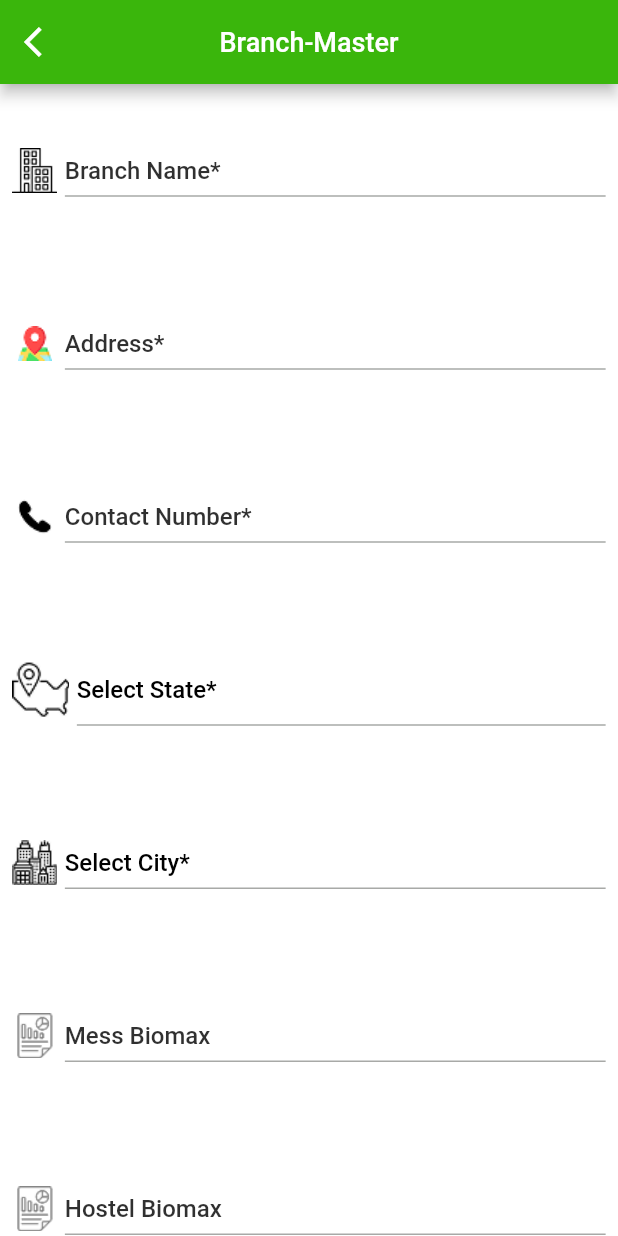
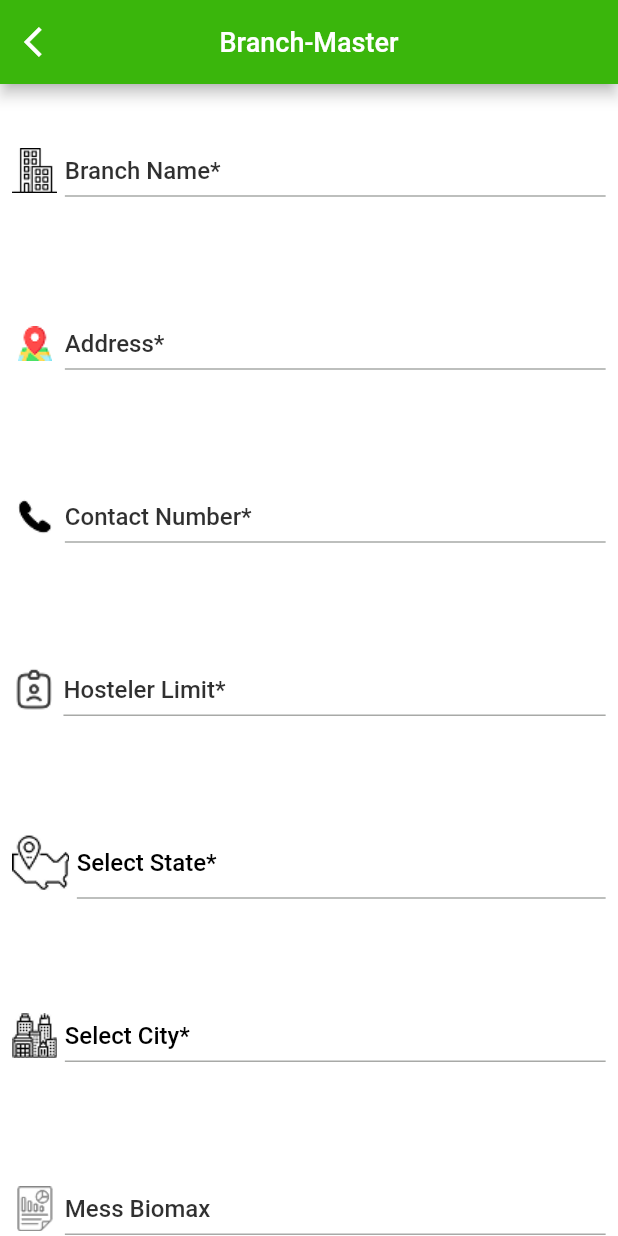
Before and after one commit to praveenyadav28/admin_dormsync, a Flutter app: the BranchListScreen screen opened directly with empty values, after a tap on "Create", on a phone screen of 412 x 824 dp. Run offline on Flutter 3.47's test engine with Material 3 defaults, Android fonts, the phone set to English and light mode, and no system bars; drawn by our look-alikes of searchfield; our stand-ins replace google_fonts, shared_preferences; accounts and stored records are empty; network calls fail.

Commit message:
last update

```diff
--- a/lib/branch/branch_list.dart
+++ b/lib/branch/branch_list.dart
@@ -105,7 +105,10 @@ class _BranchListScreenState extends State<BranchListScreen> {
           InkWell(
             onTap: () async {
               var updatedData = await pushTo(
-                CreateBranch(licenceNo: widget.licenceNo),
+                CreateBranch(
+                  licenceNo: widget.licenceNo,
+                  isMain: branchList.isEmpty,
+                ),
               );
               if (updatedData == "New Data") {
                 getBranches().then((value) {
@@ -265,7 +268,7 @@ class _BranchListScreenState extends State<BranchListScreen> {
                     tableHeader('Contact No'),
                     tableHeader('Address'),
                     tableHeader('City'),
-                    tableHeader('State'),
+                    tableHeader('Type'),
                     tableHeader('Username'),
                     tableHeader('Password'),
                     tableHeader('Action'),
@@ -281,7 +284,7 @@ class _BranchListScreenState extends State<BranchListScreen> {
                       tableBody(item.contactNo ?? ''),
                       tableBody(item.bAddress ?? ''),
                       tableBody(item.bCity ?? ''),
-                      tableBody(item.bState ?? ''),
+                      tableBody(item.other4 ?? ''),
                       tableBody(item.user![0].username ?? ''),
                       tableBody(item.user![0].password ?? ''),
                       TableCell(
@@ -301,6 +304,7 @@ class _BranchListScreenState extends State<BranchListScreen> {
                                     CreateBranch(
                                       licenceNo: widget.licenceNo,
                                       branchData: item,
+                                      isMain: false,
                                     ),
                                   );
                                   if (updatedData == "New Data") {
@@ -310,6 +314,7 @@ class _BranchListScreenState extends State<BranchListScreen> {
                                   }
                                 },
                               ),
+                              if (item.other3 == "0")
                                 IconButton(
                                   icon: Icon(
                                     size: 20,
--- a/lib/branch/branch_master.dart
+++ b/lib/branch/branch_master.dart
@@ -10,12 +10,19 @@ import 'package:admin_dormsync/utils/snackbar.dart';
 import 'package:admin_dormsync/utils/state_cities.dart';
 import 'package:admin_dormsync/utils/textfield.dart';
 import 'package:flutter/material.dart';
+import 'package:intl/intl.dart';
 import 'package:searchfield/searchfield.dart';
 
 class CreateBranch extends StatefulWidget {
-  CreateBranch({super.key, required this.licenceNo, this.branchData});
+  CreateBranch({
+    super.key,
+    required this.licenceNo,
+    required this.isMain,
+    this.branchData,
+  });
   String? licenceNo;
   BranchList? branchData;
+  bool isMain;
   @override
   State<CreateBranch> createState() => _CreateBranchState();
 }
@@ -26,6 +33,7 @@ class _CreateBranchState extends State<CreateBranch> {
   TextEditingController stateController = TextEditingController();
   TextEditingController cityController = TextEditingController();
   TextEditingController contactNoController = TextEditingController();
+  TextEditingController hostlerLimitController = TextEditingController();
   TextEditingController messBiomaxController = TextEditingController();
   TextEditingController hostelBiomaxController = TextEditingController();
   TextEditingController userNameController = TextEditingController();
@@ -43,10 +51,12 @@ class _CreateBranchState extends State<CreateBranch> {
       branchNameController.text = widget.branchData!.branchName ?? "";
       branchAddressController.text = widget.branchData!.bAddress ?? "";
       contactNoController.text = widget.branchData!.contactNo ?? "";
+      hostlerLimitController.text = widget.branchData!.other5 ?? "";
       messBiomaxController.text = widget.branchData!.other1 ?? "";
       hostelBiomaxController.text = widget.branchData!.other2 ?? "";
       stateController.text = widget.branchData!.bState ?? "";
       cityController.text = widget.branchData!.bCity ?? "";
+      selectedOption = widget.branchData!.other4 ?? "Hostel";
       userNameController.text = widget.branchData!.user![0].username ?? "";
       passwordController.text = widget.branchData!.user![0].password ?? "";
 
@@ -70,6 +80,10 @@ class _CreateBranchState extends State<CreateBranch> {
     }
     super.initState();
   }
+
+  String? selectedOption;
+
+  final List<String> options = ["PG", "Hostel"];
 
   String _previousTextFrom = '';
   String _previousTextTo = '';
@@ -119,6 +133,11 @@ class _CreateBranchState extends State<CreateBranch> {
                   controller: contactNoController,
                   image: Images.contactNo,
                   hintText: "Contact Number*",
+                ),
+                CommonTextField(
+                  controller: hostlerLimitController,
+                  image: Images.studentId,
+                  hintText: "Hosteler Limit*",
                 ),
 
                 Row(
@@ -231,15 +250,57 @@ class _CreateBranchState extends State<CreateBranch> {
                   image: Images.lock,
                   hintText: "Password*",
                 ),
-
                 if (widget.branchData == null)
+                  Center(
+                    child: Row(
+                      children: [
+                        Image.asset(Images.department, height: 30),
+                        SizedBox(width: 5),
+                        Expanded(
+                          child: DropdownButtonFormField<String>(
+                            value: selectedOption,
+                            style: TextStyle(
+                              color: AppColor.black,
+                              fontWeight: FontWeight.w500,
+                            ),
+                            decoration: InputDecoration(
+                              isDense: true,
+                              border: UnderlineInputBorder(),
+                              hintText: "Select PG or Hostel",
+                              hintStyle: TextStyle(
+                                color: AppColor.black.withValues(alpha: .81),
+                                fontWeight: FontWeight.w500,
+                              ),
+                              contentPadding: EdgeInsets.symmetric(
+                                horizontal: 12,
+                                vertical: 8,
+                              ),
+                            ),
+                            items:
+                                options.map((String item) {
+                                  return DropdownMenuItem<String>(
+                                    value: item,
+                                    child: Text(item),
+                                  );
+                                }).toList(),
+                            onChanged: (String? value) {
+                              setState(() {
+                                selectedOption = value;
+                              });
+                            },
+                          ),
+                        ),
+                      ],
+                    ),
+                  ),
+                Container(),
+                if (widget.branchData == null && selectedOption == "Hostel")
                   CommonTextField(
                     onPressIcon: () async {
                       selectDate(context, fromDateController).then((onValue) {
                         setState(() {});
                       });
                     },
-
                     controller: fromDateController,
                     image: Images.year,
                     hintText: 'Session Start Date*',
@@ -253,14 +314,13 @@ class _CreateBranchState extends State<CreateBranch> {
                       );
                     },
                   ),
-                if (widget.branchData == null)
+                if (widget.branchData == null && selectedOption == "Hostel")
                   CommonTextField(
                     onPressIcon: () async {
                       selectDate(context, toDateController).then((onValue) {
                         setState(() {});
                       });
                     },
-
                     controller: toDateController,
                     image: Images.year,
                     hintText: 'Session End Date*',
@@ -349,6 +409,9 @@ class _CreateBranchState extends State<CreateBranch> {
       'password': passwordController.text.trim().toString(),
       'other1': messBiomaxController.text.trim().toString(),
       'other2': hostelBiomaxController.text.trim().toString(),
+      'other3': widget.isMain ? "1" : "0",
+      'other4': selectedOption ?? "Hostel",
+      'other5': hostlerLimitController.text.trim().toString(),
     });
 
     if (response["status"] == true) {
@@ -373,6 +436,9 @@ class _CreateBranchState extends State<CreateBranch> {
           'password': passwordController.text.trim(),
           'other1': messBiomaxController.text.trim().toString(),
           'other2': hostelBiomaxController.text.trim().toString(),
+          'other3': widget.branchData?.other3 ?? "1",
+          'other4': widget.branchData?.other4 ?? "PG",
+          'other5': hostlerLimitController.text.trim().toString(),
           '_method': "PUT",
         });
 
@@ -389,8 +455,16 @@ class _CreateBranchState extends State<CreateBranch> {
     var response = await ApiService.postData('session', {
       'licence_no': widget.licenceNo,
       'branch_id': branchId,
-      'session_start_date': fromDateController.text,
-      'session_end_date': toDateController.text,
+      'session_start_date':
+          selectedOption == "Hostel"
+              ? fromDateController.text
+              : DateFormat('dd/MM/yyyy').format(DateTime.now()),
+      'session_end_date':
+          selectedOption == "Hostel"
+              ? toDateController.text
+              : DateFormat(
+                'dd/MM/yyyy',
+              ).format(DateTime.now().add(Duration(days: 36500))),
       'is_active': true,
     });
 
```
Lines whose indentation alone changed are shown as unchanged.
